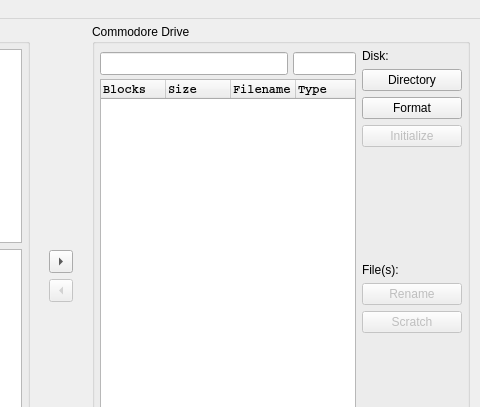
The window that filewindow.ui (mveinot/QtCBM) describes before a commit, drawn with Qt 5; both pictures show x 320 to 800 and y 0 to 407 of the 800 by 554 pixel window.
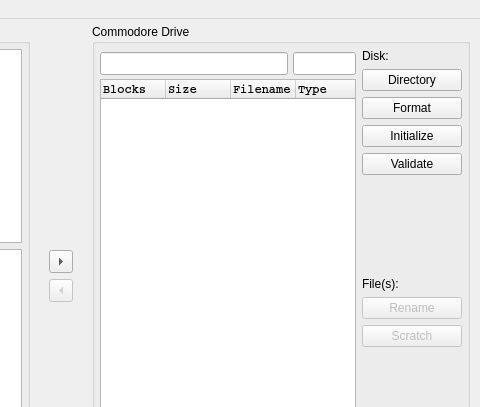
The same window after the commit. Icons and pictures are not drawn.

Commit message: Implement Initialize and Validate commands

```diff
--- a/filewindow.ui
+++ b/filewindow.ui
@@ -564,13 +564,20 @@
                 <item>
                  <widget class="QPushButton" name="CBMInitialize">
                   <property name="enabled">
-                   <bool>false</bool>
+                   <bool>true</bool>
                   </property>
                   <property name="text">
                    <string>Initialize</string>
                   </property>
                  </widget>
                 </item>
+                <item>
+                 <widget class="QPushButton" name="CBMValidate">
+                  <property name="text">
+                   <string>Validate</string>
+                  </property>
+                 </widget>
+                </item>
                 <item>
                  <spacer name="verticalSpacer_6">
                   <property name="orientation">
```
The commit also changes 3 other files.
